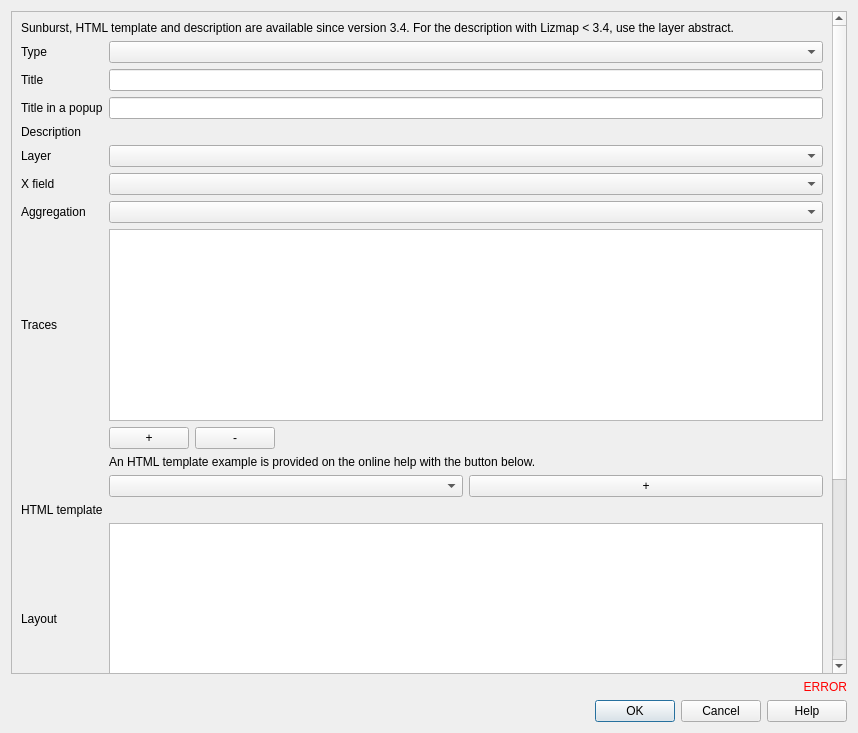
Before: the Qt Designer form lizmap/resources/ui/ui_form_dataviz.ui in 3liz/lizmap-plugin, drawn with Qt 5.
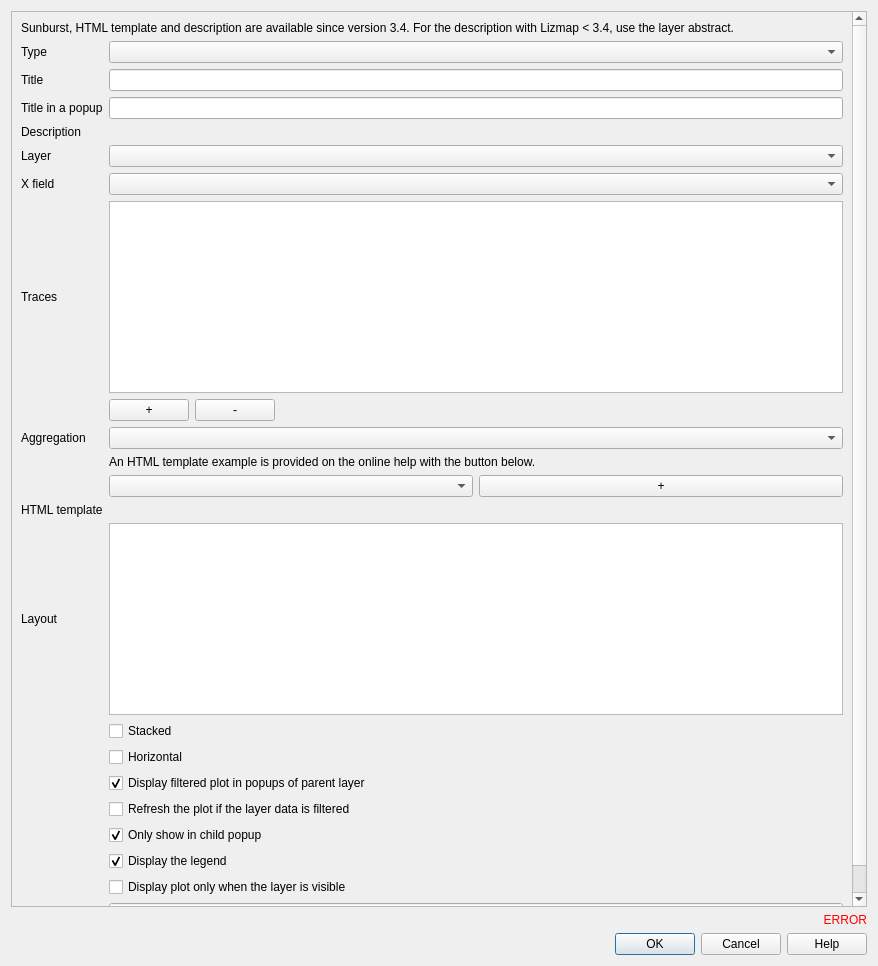
After: the same form once the commit is applied. Custom widgets are drawn as their Qt base class.

Commit message: Dataviz - Add a way to configure aggregation for each trace

Patch:
```diff
--- a/lizmap/resources/ui/ui_form_dataviz.ui
+++ b/lizmap/resources/ui/ui_form_dataviz.ui
@@ -6,8 +6,8 @@
    <rect>
     <x>0</x>
     <y>0</y>
-    <width>858</width>
-    <height>733</height>
+    <width>878</width>
+    <height>966</height>
    </rect>
   </property>
   <property name="windowTitle">
@@ -23,9 +23,9 @@
       <property name="geometry">
        <rect>
         <x>0</x>
-        <y>-346</y>
-        <width>824</width>
-        <height>1005</height>
+        <y>0</y>
+        <width>844</width>
+        <height>1046</height>
        </rect>
       </property>
       <layout class="QVBoxLayout" name="verticalLayout_2">
@@ -41,53 +41,19 @@
        </item>
        <item>
         <layout class="QGridLayout" name="gridLayout">
-         <item row="12" column="1">
-          <widget class="JsonEditor" name="json_layout"/>
-         </item>
-         <item row="17" column="1">
-          <widget class="QCheckBox" name="only_show_child">
-           <property name="text">
-            <string>Only show in child popup</string>
-           </property>
-           <property name="checked">
-            <bool>true</bool>
-           </property>
-          </widget>
-         </item>
-         <item row="2" column="0">
-          <widget class="QLabel" name="label_title_popup">
-           <property name="text">
-            <string>Title in a popup</string>
-           </property>
-          </widget>
-         </item>
-         <item row="16" column="1">
-          <widget class="QCheckBox" name="refresh_if_filtered">
-           <property name="text">
-            <string>Refresh the plot if the layer data is filtered</string>
-           </property>
-          </widget>
-         </item>
-         <item row="6" column="1">
-          <widget class="QComboBox" name="aggregation"/>
-         </item>
-         <item row="1" column="1">
-          <widget class="QLineEdit" name="title"/>
+         <item row="2" column="1">
+          <widget class="QLineEdit" name="title_popup"/>
          </item>
          <item row="5" column="1">
           <widget class="QgsFieldComboBox" name="x_field"/>
          </item>
-         <item row="5" column="0">
-          <widget class="QLabel" name="label_x_field">
+         <item row="16" column="1">
+          <widget class="QCheckBox" name="popup_display_child_plot">
            <property name="text">
-            <string>X field</string>
+            <string>Display filtered plot in popups of parent layer</string>
            </property>
-          </widget>
-         </item>
-         <item row="11" column="0">
-          <widget class="QLabel" name="label_html_template">
-           <property name="text">
-            <string>HTML template</string>
+           <property name="checked">
+            <bool>true</bool>
            </property>
           </widget>
          </item>
@@ -98,95 +64,6 @@
            </property>
           </widget>
          </item>
-         <item row="10" column="1">
-          <layout class="QHBoxLayout" name="horizontalLayout">
-           <item>
-            <widget class="QComboBox" name="trace_combo"/>
-           </item>
-           <item>
-            <widget class="QPushButton" name="add_trace_html">
-             <property name="text">
-              <string notr="true">+</string>
-             </property>
-            </widget>
-           </item>
-          </layout>
-         </item>
-         <item row="14" column="1">
-          <widget class="QCheckBox" name="horizontal">
-           <property name="text">
-            <string>Horizontal</string>
-           </property>
-          </widget>
-         </item>
-         <item row="1" column="0">
-          <widget class="QLabel" name="label_title">
-           <property name="text">
-            <string>Title</string>
-           </property>
-           <property name="wordWrap">
-            <bool>true</bool>
-           </property>
-          </widget>
-         </item>
-         <item row="15" column="1">
-          <widget class="QCheckBox" name="popup_display_child_plot">
-           <property name="text">
-            <string>Display filtered plot in popups of parent layer</string>
-           </property>
-           <property name="checked">
-            <bool>true</bool>
-           </property>
-          </widget>
-         </item>
-         <item row="7" column="1">
-          <widget class="QTableWidget" name="traces"/>
-         </item>
-         <item row="6" column="0">
-          <widget class="QLabel" name="label_aggregation">
-           <property name="text">
-            <string>Aggregation</string>
-           </property>
-          </widget>
-         </item>
-         <item row="0" column="0">
-          <widget class="QLabel" name="label_type">
-           <property name="text">
-            <string>Type</string>
-           </property>
-          </widget>
-         </item>
-         <item row="19" column="1">
-          <widget class="QCheckBox" name="display_when_layer_visible">
-           <property name="text">
-            <string>Display plot only when the layer is visible</string>
-           </property>
-          </widget>
-         </item>
-         <item row="12" column="0">
-          <widget class="QLabel" name="label_layout">
-           <property name="text">
-            <string>Layout</string>
-           </property>
-          </widget>
-         </item>
-         <item row="18" column="1">
-          <widget class="QCheckBox" name="display_legend">
-           <property name="text">
-            <string>Display the legend</string>
-           </property>
-           <property name="checked">
-            <bool>true</bool>
-           </property>
-          </widget>
-         </item>
-         <item row="9" column="1">
-          <widget class="QLabel" name="label_help_html_template">
-           <property name="text">
-            <string>An HTML template example is provided on the online help with the button below.</string>
-           </property>
-          </widget>
-         </item>
          <item row="3" column="0">
           <widget class="QLabel" name="label_description">
            <property name="text">
@@ -194,6 +71,23 @@
            </property>
           </widget>
          </item>
+         <item row="1" column="1">
+          <widget class="QLineEdit" name="title"/>
+         </item>
+         <item row="20" column="1">
+          <widget class="QCheckBox" name="display_when_layer_visible">
+           <property name="text">
+            <string>Display plot only when the layer is visible</string>
+           </property>
+          </widget>
+         </item>
+         <item row="21" column="0">
+          <widget class="QLabel" name="label_uuid">
+           <property name="text">
+            <string>UUID</string>
+           </property>
+          </widget>
+         </item>
          <item row="7" column="0">
           <widget class="QLabel" name="label_traces">
            <property name="text">
@@ -201,14 +95,46 @@
            </property>
           </widget>
          </item>
-         <item row="4" column="1">
-          <widget class="QgsMapLayerComboBox" name="layer"/>
+         <item row="10" column="1">
+          <widget class="QLabel" name="label_help_html_template">
+           <property name="text">
+            <string>An HTML template example is provided on the online help with the button below.</string>
+           </property>
+          </widget>
          </item>
-         <item row="3" column="1">
-          <widget class="HtmlEditorWidget" name="text_description" native="true"/>
+         <item row="13" column="1">
+          <widget class="JsonEditor" name="json_layout"/>
+         </item>
+         <item row="5" column="0">
+          <widget class="QLabel" name="label_x_field">
+           <property name="text">
+            <string>X field</string>
+           </property>
+          </widget>
          </item>
          <item row="11" column="1">
-          <widget class="HtmlEditorWidget" name="html_template" native="true"/>
+          <layout class="QHBoxLayout" name="horizontalLayout">
+           <item>
+            <widget class="QComboBox" name="trace_combo"/>
+           </item>
+           <item>
+            <widget class="QPushButton" name="add_trace_html">
+             <property name="text">
+              <string notr="true">+</string>
+             </property>
+            </widget>
+           </item>
+          </layout>
+         </item>
+         <item row="19" column="1">
+          <widget class="QCheckBox" name="display_legend">
+           <property name="text">
+            <string>Display the legend</string>
+           </property>
+           <property name="checked">
+            <bool>true</bool>
+           </property>
+          </widget>
          </item>
          <item row="8" column="1">
           <layout class="QHBoxLayout" name="horizontalLayout_2">
@@ -241,26 +167,100 @@
            </item>
           </layout>
          </item>
-         <item row="2" column="1">
-          <widget class="QLineEdit" name="title_popup"/>
+         <item row="1" column="0">
+          <widget class="QLabel" name="label_title">
+           <property name="text">
+            <string>Title</string>
+           </property>
+           <property name="wordWrap">
+            <bool>true</bool>
+           </property>
+          </widget>
+         </item>
+         <item row="17" column="1">
+          <widget class="QCheckBox" name="refresh_if_filtered">
+           <property name="text">
+            <string>Refresh the plot if the layer data is filtered</string>
+           </property>
+          </widget>
+         </item>
+         <item row="3" column="1">
+          <widget class="HtmlEditorWidget" name="text_description" native="true"/>
+         </item>
+         <item row="18" column="1">
+          <widget class="QCheckBox" name="only_show_child">
+           <property name="text">
+            <string>Only show in child popup</string>
+           </property>
+           <property name="checked">
+            <bool>true</bool>
+           </property>
+          </widget>
+         </item>
+         <item row="12" column="0">
+          <widget class="QLabel" name="label_html_template">
+           <property name="text">
+            <string>HTML template</string>
+           </property>
+          </widget>
+         </item>
+         <item row="7" column="1">
+          <widget class="QTableWidget" name="traces"/>
          </item>
          <item row="0" column="1">
           <widget class="QComboBox" name="type_graph"/>
          </item>
-         <item row="13" column="1">
+         <item row="12" column="1">
+          <widget class="HtmlEditorWidget" name="html_template" native="true"/>
+         </item>
+         <item row="21" column="1">
+          <widget class="QLineEdit" name="uuid"/>
+         </item>
+         <item row="15" column="1">
+          <widget class="QCheckBox" name="horizontal">
+           <property name="text">
+            <string>Horizontal</string>
+           </property>
+          </widget>
+         </item>
+         <item row="0" column="0">
+          <widget class="QLabel" name="label_type">
+           <property name="text">
+            <string>Type</string>
+           </property>
+          </widget>
+         </item>
+         <item row="13" column="0">
+          <widget class="QLabel" name="label_layout">
+           <property name="text">
+            <string>Layout</string>
+           </property>
+          </widget>
+         </item>
+         <item row="14" column="1">
           <widget class="QCheckBox" name="stacked">
            <property name="text">
             <string>Stacked</string>
            </property>
           </widget>
          </item>
-         <item row="20" column="1">
-          <widget class="QLineEdit" name="uuid"/>
+         <item row="2" column="0">
+          <widget class="QLabel" name="label_title_popup">
+           <property name="text">
+            <string>Title in a popup</string>
+           </property>
+          </widget>
          </item>
-         <item row="20" column="0">
-          <widget class="QLabel" name="label_uuid">
+         <item row="4" column="1">
+          <widget class="QgsMapLayerComboBox" name="layer"/>
+         </item>
+         <item row="9" column="1">
+          <widget class="QComboBox" name="aggregation"/>
+         </item>
+         <item row="9" column="0">
+          <widget class="QLabel" name="label_aggregation">
            <property name="text">
-            <string>UUID</string>
+            <string>Aggregation</string>
            </property>
           </widget>
          </item>
```
Left out of the diff: 23 changed lines with no effect on the pictures. The commit also changes 9 other files.
